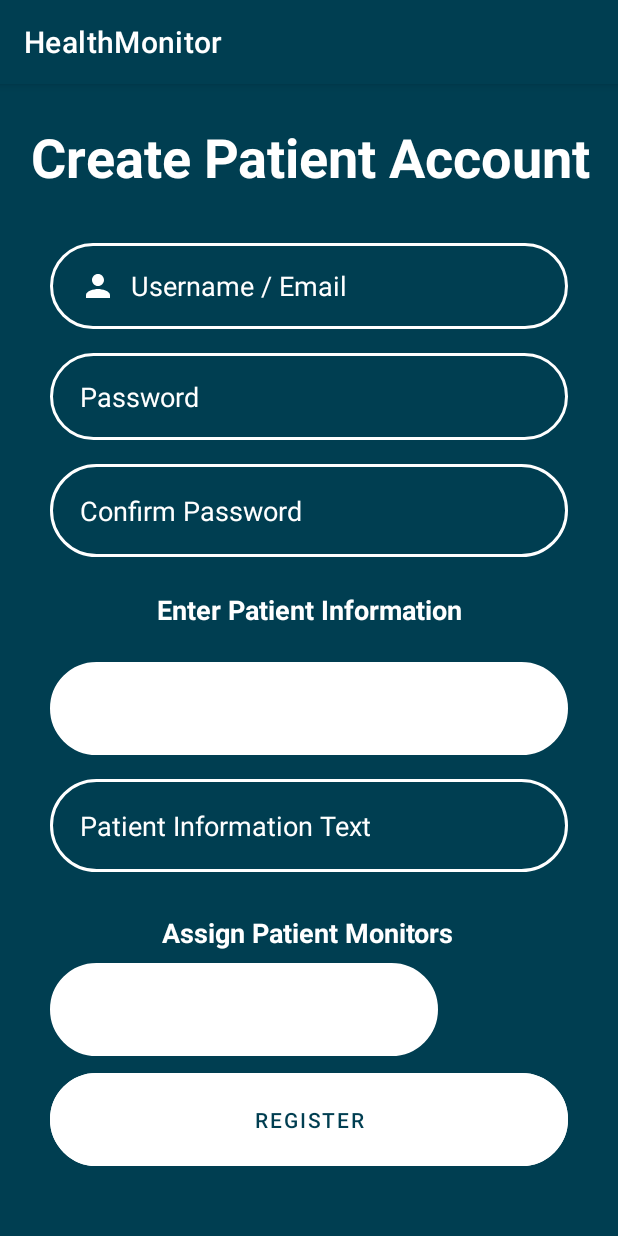
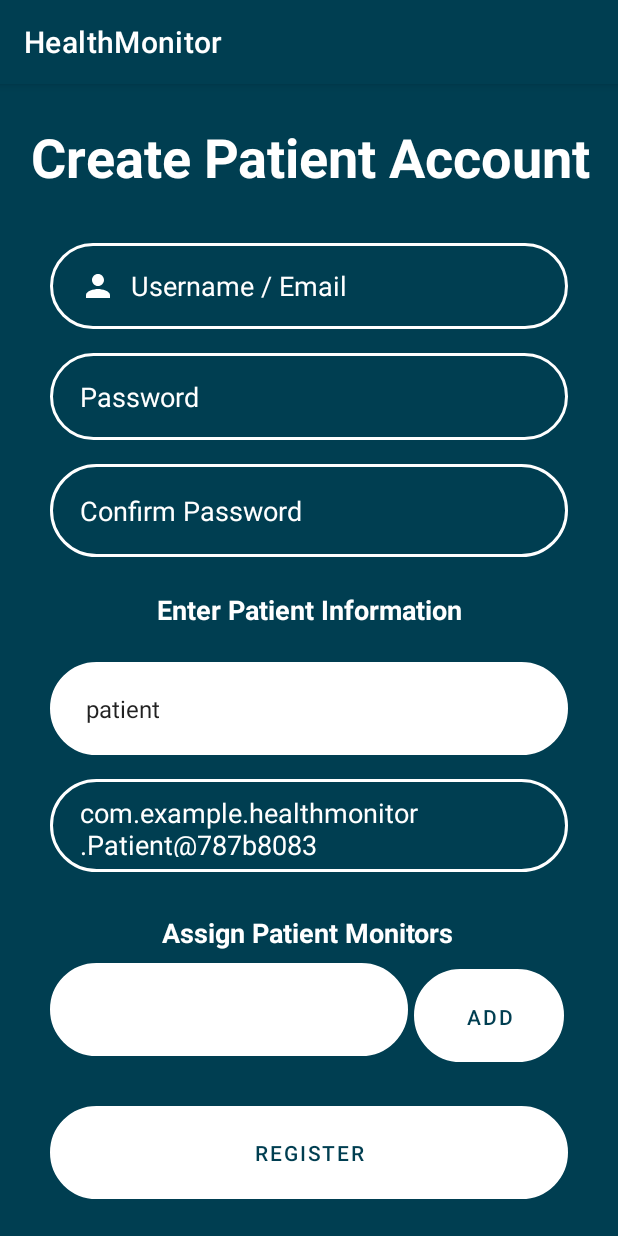
Before and after one commit to Cooper-hub/HealthMonitor, an Android app: the HealthCareRegisterPatient screen opened directly, with no data from a screen before it, on a phone screen of 412 x 824 dp. Run offline under Robolectric (Android 15) with nearby library versions, the phone set to English and light mode, and no system bars.

Commit message:
Added the logic to hopefully dynamically populate the spinner for patient information

```diff
--- a/app/src/main/java/com/example/healthmonitor/activities/HealthCareRegisterPatient.java
+++ b/app/src/main/java/com/example/healthmonitor/activities/HealthCareRegisterPatient.java
@@ -1,61 +1,101 @@
 package com.example.healthmonitor.activities;
 
-import android.content.Intent;
 import android.os.Bundle;
-import android.text.TextUtils;
-import android.util.Log;
-import android.widget.Button;
+import android.view.View;
+import android.widget.ArrayAdapter;
 import android.widget.EditText;
+import android.widget.Spinner;
+import android.widget.AdapterView;
 import android.widget.Toast;
 
-import androidx.activity.EdgeToEdge;
 import androidx.appcompat.app.AppCompatActivity;
-import androidx.core.graphics.Insets;
-import androidx.core.view.ViewCompat;
-import androidx.core.view.WindowInsetsCompat;
 
 import com.example.healthmonitor.R;
-import com.google.firebase.auth.FirebaseAuth;
+import com.example.healthmonitor.Patient;
+import com.example.healthmonitor.decorators.PatientInformationDecorator;
+
+import java.lang.reflect.Field;
+import java.util.ArrayList;
+import java.util.List;
 
 public class HealthCareRegisterPatient extends AppCompatActivity {
 
-    private FirebaseAuth auth;
-
-    protected EditText emailEt;
-    protected EditText passwordEt;
-
+    private EditText emailEt, passwordEt, confirmPasswordEt, patientInfoEt;
+    private Spinner patientSpinner;
+    private PatientInformationDecorator patientInfoDecorator;
 
     @Override
     protected void onCreate(Bundle savedInstanceState) {
         super.onCreate(savedInstanceState);
         setContentView(R.layout.activity_health_care_register_patient);
 
-        auth = FirebaseAuth.getInstance();
-
+        // Initialize UI components
         emailEt = findViewById(R.id.inputUsername);
         passwordEt = findViewById(R.id.inputPassword);
+        confirmPasswordEt = findViewById(R.id.inputConfirmPassword);
+        patientInfoEt = findViewById(R.id.patientInfoInput);
+        patientSpinner = findViewById(R.id.patientSpinner);
 
-        Button signUpBtn = findViewById(R.id.Registerbtn);
+        // Initialize patient decorator (for demo purposes, use an anonymous subclass if PatientInformationDecorator is abstract)
+        Patient basePatient = new Patient();
+        patientInfoDecorator = new PatientInformationDecorator(basePatient) {};
 
-        signUpBtn.setOnClickListener(view -> {
-            String email = emailEt.getText().toString();
-            String password = passwordEt.getText().toString();
+        // Populate spinner with field names from PatientInformationDecorator
+        populatePatientSpinner();
+    }
 
-            if (TextUtils.isEmpty(email) || TextUtils.isEmpty(password)) {
-                Toast.makeText(this, "Please fill all the fields", Toast.LENGTH_LONG).show();
-            } else {
-                auth.createUserWithEmailAndPassword(email, password).addOnCompleteListener(this, task -> {
-                    if (task.isSuccessful()) {
-                        Log.d("Test", "Next activity started: ");
-                        Toast.makeText(this, "Successfully Registered", Toast.LENGTH_LONG).show();
-                        Intent intent = new Intent(this, LoginActivity.class);//changed to spage
-                        startActivity(intent);
-                        finish();
-                    } else {
-                        Toast.makeText(this, "Registration Failed", Toast.LENGTH_LONG).show();
-                    }
-                });
+    private void populatePatientSpinner() {
+        // Retrieve fields dynamically from PatientInformationDecorator
+        List<String> fieldNames = new ArrayList<>();
+        for (Field field : PatientInformationDecorator.class.getDeclaredFields()) {
+            fieldNames.add(formatFieldName(field.getName()));
+        }
+
+        // Set up spinner adapter
+        ArrayAdapter<String> adapter = new ArrayAdapter<>(this, android.R.layout.simple_spinner_item, fieldNames);
+        adapter.setDropDownViewResource(android.R.layout.simple_spinner_dropdown_item);
+        patientSpinner.setAdapter(adapter);
+
+        // Set spinner selection listener to display values in patientInfoEt
+        patientSpinner.setOnItemSelectedListener(new AdapterView.OnItemSelectedListener() {
+            @Override
+            public void onItemSelected(AdapterView<?> parent, View view, int position, long id) {
+                String selectedField = fieldNames.get(position);
+                displayFieldValue(selectedField);
+            }
+
+            @Override
+            public void onNothingSelected(AdapterView<?> parent) {
+                // Clear the EditText if nothing is selected
+                patientInfoEt.setText("");
             }
         });
     }
+
+    private String formatFieldName(String fieldName) {
+        // Format field name to be more readable (e.g., "chronicConditions" -> "Chronic Conditions")
+        StringBuilder formattedName = new StringBuilder();
+        for (char c : fieldName.toCharArray()) {
+            if (Character.isUpperCase(c)) {
+                formattedName.append(" ");
+            }
+            formattedName.append(c);
+        }
+        return formattedName.toString().trim();
+    }
+
+    private void displayFieldValue(String fieldName) {
+        try {
+            // Access field value using reflection
+            Field field = PatientInformationDecorator.class.getDeclaredField(fieldName);
+            field.setAccessible(true); // Allow access to private fields
+
+            // Retrieve and display the value
+            Object value = field.get(patientInfoDecorator);
+            patientInfoEt.setText(value != null ? value.toString() : "No data available");
+        } catch (NoSuchFieldException | IllegalAccessException e) {
+            e.printStackTrace();
+            Toast.makeText(this, "Error retrieving value for " + fieldName, Toast.LENGTH_SHORT).show();
+        }
+    }
 }
--- a/app/src/main/res/layout/activity_health_care_register_patient.xml
+++ b/app/src/main/res/layout/activity_health_care_register_patient.xml
@@ -4,8 +4,8 @@
     xmlns:tools="http://schemas.android.com/tools"
     android:layout_width="match_parent"
     android:layout_height="match_parent"
-    tools:context=".activities.HealthCareRegisterPatient"
-    android:background="@color/TRUBlue">
+    android:background="@color/TRUBlue"
+    tools:context=".activities.HealthCareRegisterPatient">
 
     <TextView
         android:id="@+id/registerTitle"
@@ -90,29 +90,28 @@
         app:layout_constraintTop_toBottomOf="@+id/inputPassword" />
 
     <Button
-        android:id="@+id/Registerbtn"
+        android:id="@+id/registerBtn"
         android:layout_width="match_parent"
         android:layout_height="62dp"
         android:layout_marginStart="33dp"
-        android:layout_marginTop="212dp"
+        android:layout_marginTop="33dp"
         android:layout_marginEnd="33dp"
         android:background="@drawable/input_bg"
-        android:backgroundTint="@color/TRUTeal"
+        app:backgroundTint="@color/white"
         android:shadowColor="@color/white"
         android:text="Register"
         android:textColor="@color/TRUBlue"
         android:textSize="14sp"
-        app:backgroundTint="#FFFFFF"
-        app:layout_constraintEnd_toEndOf="@+id/patient_spinner"
-        app:layout_constraintStart_toStartOf="@+id/patient_spinner"
-        app:layout_constraintTop_toBottomOf="@+id/patient_spinner" />
+        app:layout_constraintEnd_toEndOf="@+id/monitorSpinner"
+        app:layout_constraintStart_toStartOf="@+id/monitorSpinner"
+        app:layout_constraintTop_toBottomOf="@+id/monitorSpinner" />
 
     <TextView
-        android:id="@+id/PatientInfoText"
+        android:id="@+id/patientInfoText"
         android:layout_width="wrap_content"
         android:layout_height="wrap_content"
         android:text="Enter Patient Information"
-        android:textColor="#FFFFFF"
+        android:textColor="@color/white"
         android:textSize="18dp"
         android:textStyle="bold"
         app:layout_constraintBottom_toBottomOf="parent"
@@ -122,22 +121,22 @@
         app:layout_constraintVertical_bias="0.053" />
 
     <Spinner
-        android:id="@+id/patient_spinner"
+        android:id="@+id/patientSpinner"
         android:layout_width="match_parent"
         android:layout_height="62dp"
-        android:padding="16dp"
         android:layout_marginStart="33dp"
         android:layout_marginEnd="33dp"
+        android:padding="16dp"
+        android:background="@drawable/input_bg"
+        android:backgroundTint="@color/white"
         app:layout_constraintBottom_toBottomOf="parent"
         app:layout_constraintEnd_toEndOf="parent"
         app:layout_constraintHeight_percent="0.2"
         app:layout_constraintHorizontal_bias="1.0"
         app:layout_constraintStart_toStartOf="parent"
-        app:layout_constraintTop_toBottomOf="@id/PatientInfoText"
+        app:layout_constraintTop_toBottomOf="@id/patientInfoText"
         app:layout_constraintVertical_bias="0.066"
-        app:layout_constraintWidth_percent="0.5"
-        android:background="@drawable/input_bg"
-        android:backgroundTint="@color/white"/>
+        app:layout_constraintWidth_percent="0.5" />
 
     <EditText
         android:id="@+id/patientInfoInput"
@@ -153,13 +152,13 @@
         android:paddingBottom="10dp"
         android:textColor="#FFFFFF"
         android:textColorHint="#FFFFFF"
-        app:layout_constraintEnd_toEndOf="@+id/patient_spinner"
+        app:layout_constraintEnd_toEndOf="@+id/patientSpinner"
         app:layout_constraintHorizontal_bias="0.7"
-        app:layout_constraintStart_toStartOf="@+id/patient_spinner"
-        app:layout_constraintTop_toBottomOf="@+id/patient_spinner" />
+        app:layout_constraintStart_toStartOf="@+id/patientSpinner"
+        app:layout_constraintTop_toBottomOf="@+id/patientSpinner" />
 
     <TextView
-        android:id="@+id/MonitorText"
+        android:id="@+id/monitorText"
         android:layout_width="wrap_content"
         android:layout_height="wrap_content"
         android:layout_marginTop="16dp"
@@ -175,39 +174,38 @@
         app:layout_constraintVertical_bias="0.058" />
 
     <Spinner
-        android:id="@+id/monitor_spinner"
+        android:id="@+id/monitorSpinner"
         android:layout_width="match_parent"
         android:layout_height="62dp"
+        android:layout_marginStart="33dp"
+        android:layout_marginEnd="140dp"
         android:padding="16dp"
-        android:layout_marginStart="33dp"
-        android:layout_marginEnd="120dp"
+        android:background="@drawable/input_bg"
+        android:backgroundTint="@color/white"
         app:layout_constraintBottom_toBottomOf="parent"
         app:layout_constraintEnd_toEndOf="parent"
         app:layout_constraintHeight_percent="0.2"
         app:layout_constraintHorizontal_bias="1.0"
         app:layout_constraintStart_toStartOf="parent"
-        app:layout_constraintTop_toBottomOf="@id/MonitorText"
+        app:layout_constraintTop_toBottomOf="@id/monitorText"
         app:layout_constraintVertical_bias="0.066"
-        app:layout_constraintWidth_percent="0.5"
-        android:background="@drawable/input_bg"
-        android:backgroundTint="@color/white"/>
+        app:layout_constraintWidth_percent="0.5" />
 
     <Button
-        android:layout_width="match_parent"
+        android:id="@+id/setMonitorBtn"
+        android:layout_width="100dp"
         android:layout_height="62dp"
-        android:layout_marginStart="33dp"
-        android:layout_marginTop="212dp"
+        android:layout_marginStart="4dp"
+        android:layout_marginTop="12dp"
         android:layout_marginEnd="33dp"
         android:background="@drawable/input_bg"
-        android:backgroundTint="@color/TRUTeal"
+        app:backgroundTint="@color/white"
+        android:padding="16dp"
         android:shadowColor="@color/white"
-        android:text="Register"
+        android:text="add"
         android:textColor="@color/TRUBlue"
         android:textSize="14sp"
-        app:backgroundTint="#FFFFFF"
-        app:layout_constraintEnd_toEndOf="@+id/patient_spinner"
-        app:layout_constraintStart_toStartOf="@+id/patient_spinner"
-        app:layout_constraintTop_toBottomOf="@+id/patient_spinner" />
-
+        app:layout_constraintStart_toEndOf="@+id/monitorSpinner"
+        app:layout_constraintTop_toBottomOf="@id/monitorText" />
 
 </androidx.constraintlayout.widget.ConstraintLayout>
--- a/app/src/main/res/layout/activity_login.xml
+++ b/app/src/main/res/layout/activity_login.xml
@@ -86,7 +86,6 @@
         android:layout_height="wrap_content"
         android:layout_marginTop="16dp"
         android:background="@drawable/input_bg"
-        android:backgroundTint="@color/TRUTeal"
         android:text="Log in"
         android:textColor="@color/TRUBlue"
         app:backgroundTint="@color/white"
--- a/app/src/main/res/values/strings.xml
+++ b/app/src/main/res/values/strings.xml
@@ -13,4 +13,5 @@
     <string name="request_help">Request Help</string>
     <string name="view_patient_list_assign_monitor">View Patient List/Assign Monitor</string>
     <string name="register_patient">Register Patient</string>
+    <string name="add">add</string>
 </resources>
```
